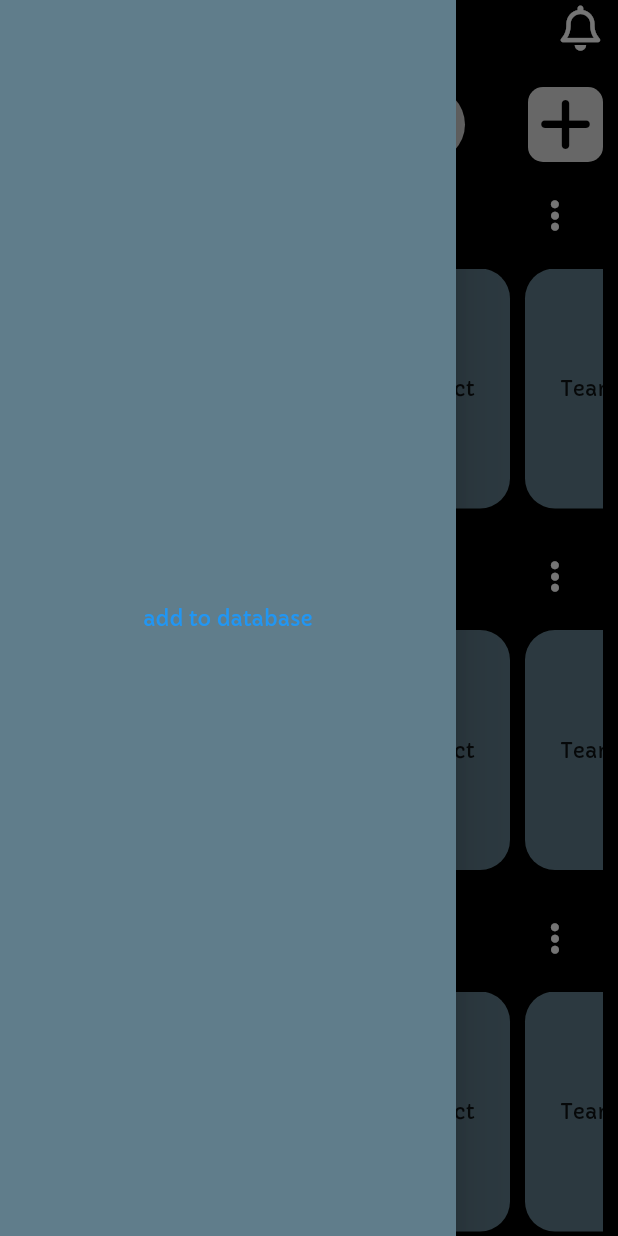
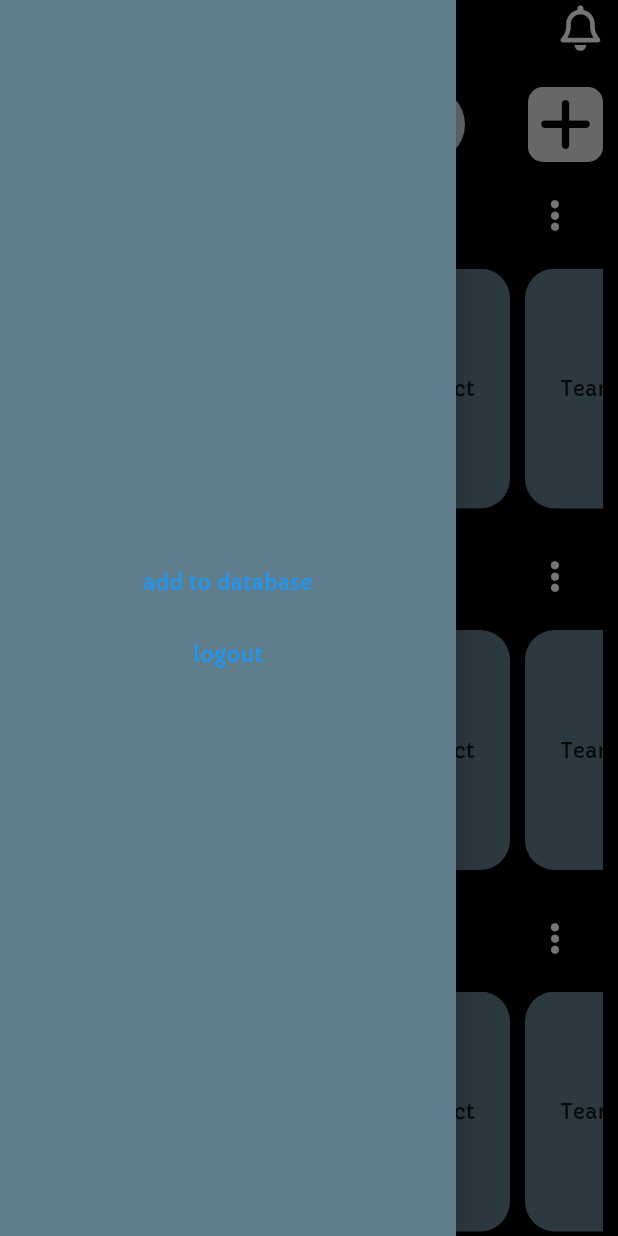
Before and after one commit to Tanmay-R-Choudhary/task_manager, a Flutter app: the screen it shows once a user with an empty profile is signed in, in the side drawer, after a tap on "add to database", on a phone screen of 412 x 824 dp. Run offline on Flutter 3.47's test engine with Material 2 defaults, Android fonts, the phone set to English and light mode, and no system bars; our stand-ins replace firebase_auth, firebase_core, firebase_database, font_awesome_flutter; accounts and stored records are empty.

Commit message:
added buttons and changed name

```diff
--- a/lib/screens/home.dart
+++ b/lib/screens/home.dart
@@ -32,7 +32,10 @@ class _HomePageState extends State<HomePage> {
         drawer: Drawer(
           backgroundColor: Colors.blueGrey,
           child: Center(
-              child: TextButton(
+              child: Column(
+            mainAxisAlignment: MainAxisAlignment.center,
+            children: [
+              TextButton(
                   child: const Text("add to database"),
                   onPressed: () {
                     //TODO: REMOVE THIS FROM HERE
@@ -47,7 +50,19 @@ class _HomePageState extends State<HomePage> {
                     //     MaterialPageRoute(
                     //         builder: (context) => LogInPage(
                     //             scrSize: MediaQuery.of(context).size)));
-                  })),
+                  }),
+              TextButton(
+                  child: const Text("logout"),
+                  onPressed: () {
+                    context.read<AuthenticationService>().logOut();
+                    Navigator.push(
+                        context,
+                        MaterialPageRoute(
+                            builder: (context) => LogInPage(
+                                scrSize: MediaQuery.of(context).size)));
+                  }),
+            ],
+          )),
         ),
         body: SafeArea(
           child: Padding(
--- a/lib/screens/start.dart
+++ b/lib/screens/start.dart
@@ -73,7 +73,7 @@ class _StartPageState extends State<StartPage> with TickerProviderStateMixin {
                         opacity: isVisible ? 1.0 : 0.0,
                         duration: const Duration(milliseconds: 500),
                         child: const Text(
-                          "Simpl",
+                          "Timely",
                           style: TextStyle(fontSize: 70, color: Colors.white),
                         ),
                       ),
```
